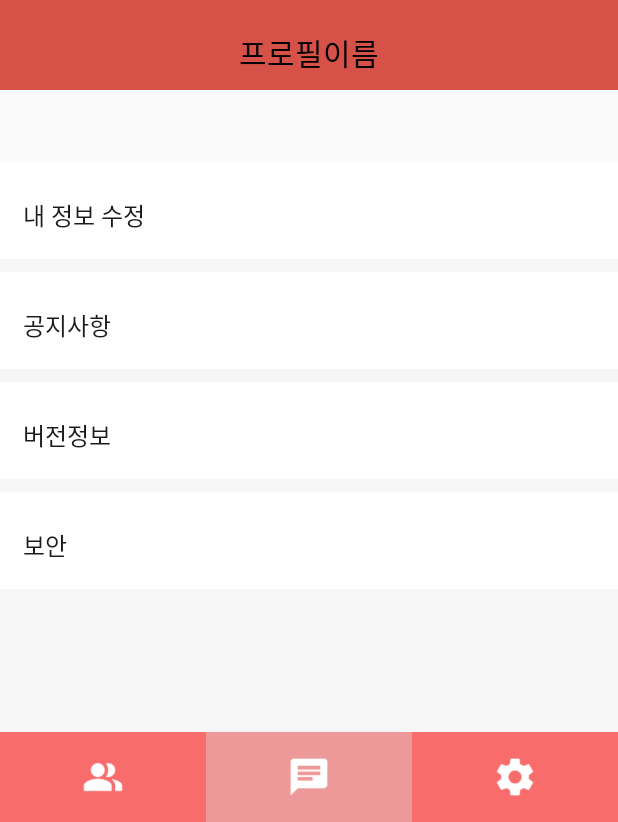
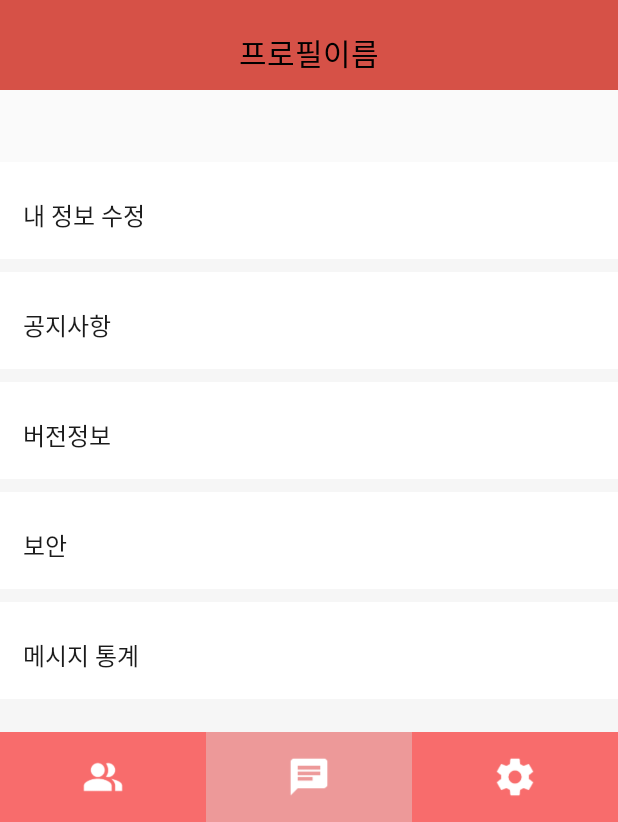
Before and after one commit to now-water/Reliable-Chatting-Platform, an Android app: the screen it shows after launch (MainActivity), on a phone screen of 412 x 824 dp, the part 414-1236 px from its top. Run offline under Robolectric (Android 15) with nearby library versions, the phone set to English and light mode, and no system bars.

Commit message:
fix : little view changes

```diff
--- a/client/app/src/main/res/layout/fragment_setting.xml
+++ b/client/app/src/main/res/layout/fragment_setting.xml
@@ -6,9 +6,13 @@
     android:layout_height="match_parent"
     tools:context=".view.SettingFragment">
 
+    <ScrollView
+        android:layout_width="match_parent"
+        android:layout_height="match_parent">
+
         <LinearLayout
             android:layout_width="match_parent"
-        android:layout_height="match_parent"
+            android:layout_height="wrap_content"
             android:orientation="vertical"
             tools:context=".view.SettingActivity">
 
@@ -44,9 +48,9 @@
                         android:layout_alignParentBottom="true"
                         android:layout_centerHorizontal="true"
                         android:layout_marginTop="10dp"
+                        android:fontFamily="sans-serif"
                         android:gravity="center"
                         android:text="프로필이름"
-                    android:fontFamily="sans-serif"
                         android:textAlignment="center"
                         android:textColor="@android:color/background_dark"
                         android:textSize="20sp"
@@ -59,8 +63,8 @@
                         android:id="@+id/profile_photo"
                         android:layout_width="150dp"
                         android:layout_height="150dp"
+                        android:layout_centerInParent="true"
                         android:layout_marginTop="70dp"
-                    android:layout_centerInParent="true"
                         android:adjustViewBounds="false"
                         android:background="#FFFFFF"
                         android:src="@mipmap/ic_launcher"
@@ -94,10 +98,10 @@
                         android:layout_width="wrap_content"
                         android:layout_height="wrap_content"
                         android:layout_weight="1"
+                        android:background="@android:drawable/list_selector_background"
                         android:text="내 정보 수정"
                         android:textColor="#1b1b1b"
-                    android:textSize="15.8sp"
-                    android:background="@android:drawable/list_selector_background">
+                        android:textSize="15.8sp">
 
                     </TextView>
 
@@ -123,10 +127,10 @@
                         android:layout_width="wrap_content"
                         android:layout_height="wrap_content"
                         android:layout_weight="1"
+                        android:background="@android:drawable/list_selector_background"
                         android:text="공지사항"
                         android:textColor="#1b1b1b"
-                    android:textSize="15.8sp"
-                    android:background="@android:drawable/list_selector_background">
+                        android:textSize="15.8sp">
 
                     </TextView>
 
@@ -152,10 +156,10 @@
                         android:layout_width="wrap_content"
                         android:layout_height="wrap_content"
                         android:layout_weight="1"
+                        android:background="@android:drawable/list_selector_background"
                         android:text="버전정보"
                         android:textColor="#1b1b1b"
-                    android:textSize="15.8sp"
-                    android:background="@android:drawable/list_selector_background">
+                        android:textSize="15.8sp">
 
                     </TextView>
 
@@ -175,8 +179,8 @@
                     android:layout_marginTop="23dp"
                     android:layout_marginRight="15dp"
                     android:layout_marginBottom="17dp"
-                android:orientation="horizontal"
-                android:background="@android:drawable/list_selector_background">
+                    android:background="@android:drawable/list_selector_background"
+                    android:orientation="horizontal">
 
                     <TextView
                         android:layout_width="wrap_content"
@@ -192,6 +196,42 @@
 
                 <LinearLayout
                     android:layout_width="match_parent"
+                    android:layout_height="8.7dp"
+                    android:background="#F6F6F6">
+
+                </LinearLayout>
+
+                <LinearLayout
+                    android:layout_width="match_parent"
+                    android:layout_height="wrap_content"
+                    android:layout_marginLeft="15dp"
+                    android:layout_marginTop="23dp"
+                    android:layout_marginRight="15dp"
+                    android:layout_marginBottom="17dp"
+                    android:orientation="horizontal">
+
+                    <TextView
+                        android:layout_width="wrap_content"
+                        android:layout_height="wrap_content"
+                        android:layout_weight="1"
+                        android:background="@android:drawable/list_selector_background"
+                        android:text="메시지 통계"
+                        android:textColor="#1b1b1b"
+                        android:textSize="15.8sp">
+
+                    </TextView>
+
+                </LinearLayout>
+
+                <LinearLayout
+                    android:layout_width="match_parent"
+                    android:layout_height="8.7dp"
+                    android:background="#F6F6F6">
+
+                </LinearLayout>
+
+                <LinearLayout
+                    android:layout_width="match_parent"
                     android:layout_height="match_parent"
                     android:background="#F6F6F6">
 
@@ -199,6 +239,10 @@
 
             </LinearLayout>
 
+
         </LinearLayout>
 
+
+    </ScrollView>
+
 </FrameLayout>
```
Lines whose indentation alone changed are shown as unchanged.
